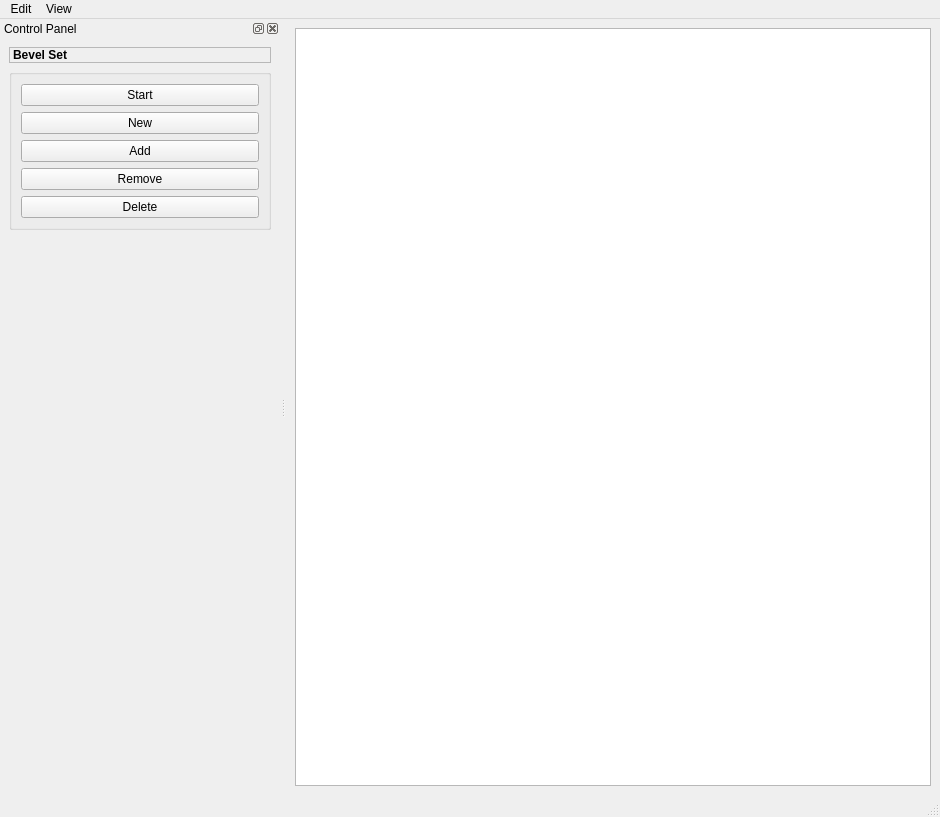
FengYusheng/MyUtils, file maya_script/BevelTool/src/Qt/UI/MWBevelToolMainWindow_io.ui: the form before one commit.
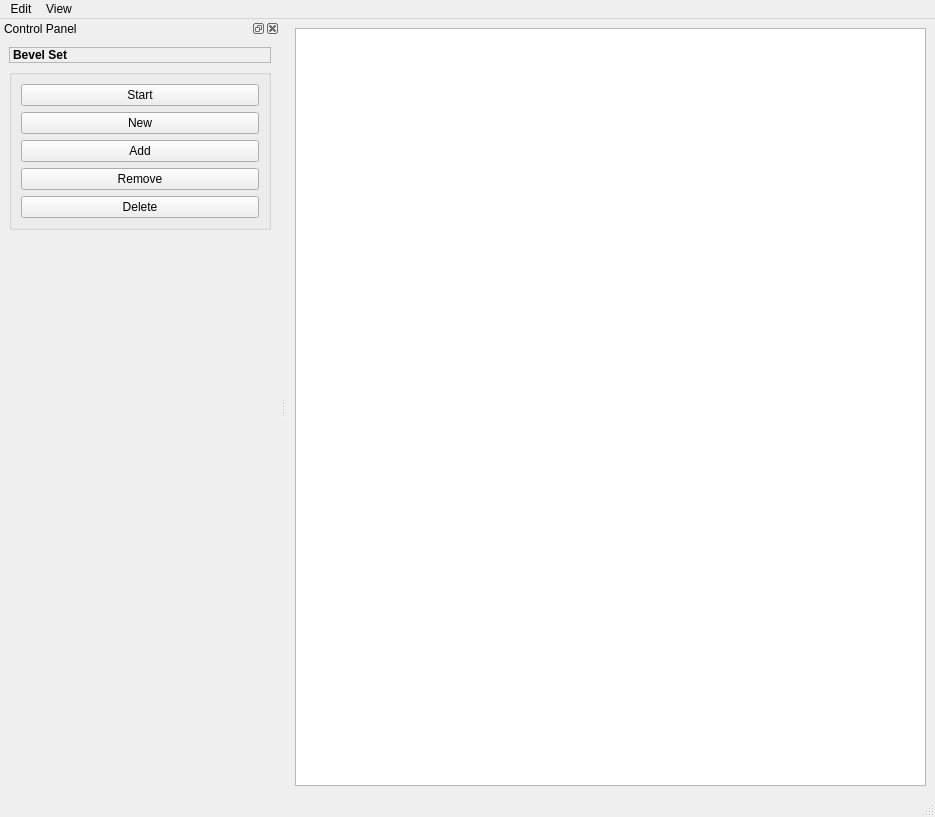
The form after the commit.

What changed in the file:
```diff
--- a/maya_script/BevelTool/src/Qt/UI/MWBevelToolMainWindow_io.ui
+++ b/maya_script/BevelTool/src/Qt/UI/MWBevelToolMainWindow_io.ui
@@ -6,7 +6,7 @@
    <rect>
     <x>0</x>
     <y>0</y>
-    <width>940</width>
+    <width>935</width>
     <height>817</height>
    </rect>
   </property>
@@ -46,7 +46,7 @@
     <rect>
      <x>0</x>
      <y>0</y>
-     <width>940</width>
+     <width>935</width>
      <height>21</height>
     </rect>
    </property>
```
Left out of the diff: 46 changed lines with no effect on the pictures.
